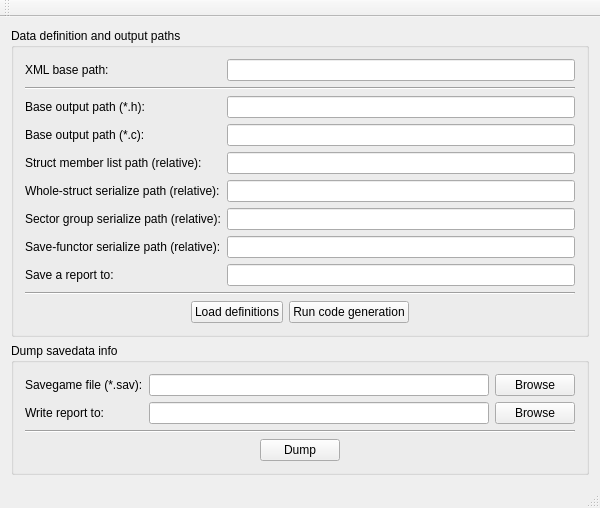
DavidJCobb/pokeemerald-savedata-codegen, file codegen-main/codegen-gui/CodegenMainWindow.ui: the form before one commit.
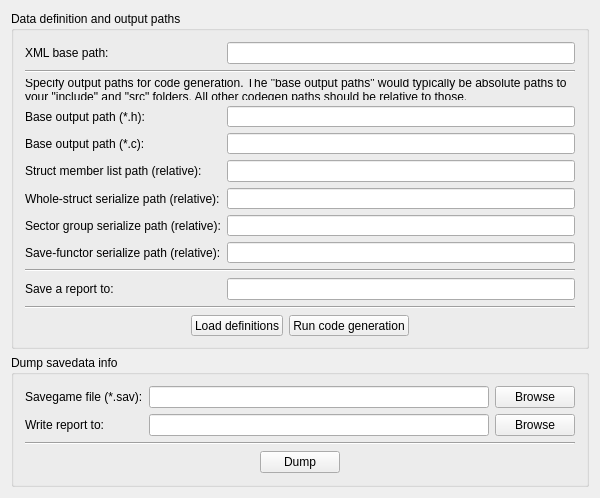
The form after the commit.

Diff of the .ui file:
```diff
--- a/codegen-main/codegen-gui/CodegenMainWindow.ui
+++ b/codegen-main/codegen-gui/CodegenMainWindow.ui
@@ -7,7 +7,7 @@
     <x>0</x>
     <y>0</y>
     <width>600</width>
-    <height>492</height>
+    <height>480</height>
    </rect>
   </property>
   <property name="windowTitle">
@@ -21,28 +21,38 @@
        <string>Data definition and output paths</string>
       </property>
       <layout class="QGridLayout" name="gridLayout">
-       <item row="3" column="0">
+       <item row="2" column="0" colspan="2">
+        <widget class="QLabel" name="label_11">
+         <property name="text">
+          <string>Specify output paths for code generation. The &quot;base output paths&quot; would typically be absolute paths to your &quot;include&quot; and &quot;src&quot; folders. All other codegen paths should be relative to those.</string>
+         </property>
+         <property name="wordWrap">
+          <bool>true</bool>
+         </property>
+        </widget>
+       </item>
+       <item row="4" column="0">
         <widget class="QLabel" name="label_3">
          <property name="text">
           <string>Base output path (*.c):</string>
          </property>
         </widget>
        </item>
-       <item row="5" column="0">
+       <item row="6" column="0">
         <widget class="QLabel" name="label_5">
          <property name="text">
           <string>Whole-struct serialize path (relative):</string>
          </property>
         </widget>
        </item>
-       <item row="8" column="0">
+       <item row="10" column="0">
         <widget class="QLabel" name="label_9">
          <property name="text">
           <string>Save a report to:</string>
          </property>
         </widget>
        </item>
-       <item row="10" column="0" colspan="2">
+       <item row="12" column="0" colspan="2">
         <layout class="QHBoxLayout" name="horizontalLayout">
          <item>
           <spacer name="horizontalSpacer">
@@ -86,7 +96,7 @@
          </item>
         </layout>
        </item>
-       <item row="11" column="0" colspan="2">
+       <item row="13" column="0" colspan="2">
         <spacer name="verticalSpacer">
          <property name="orientation">
           <enum>Qt::Vertical</enum>
@@ -99,26 +109,29 @@
          </property>
         </spacer>
        </item>
-       <item row="2" column="1">
+       <item row="3" column="1">
         <widget class="QLineEdit" name="pathOutputH"/>
        </item>
-       <item row="4" column="1">
+       <item row="5" column="1">
         <widget class="QLineEdit" name="pathOutputRelStructMembers"/>
        </item>
-       <item row="6" column="0">
+       <item row="7" column="0">
         <widget class="QLabel" name="label_6">
          <property name="text">
           <string>Sector group serialize path (relative):</string>
          </property>
         </widget>
        </item>
-       <item row="5" column="1">
+       <item row="6" column="1">
         <widget class="QLineEdit" name="pathOutputRelStructSerialize"/>
        </item>
-       <item row="8" column="1">
+       <item row="10" column="1">
         <widget class="QLineEdit" name="codegenReportPath"/>
        </item>
-       <item row="3" column="1">
+       <item row="8" column="1">
+        <widget class="QLineEdit" name="pathOutputRelSaveFunctors"/>
+       </item>
+       <item row="4" column="1">
         <widget class="QLineEdit" name="pathOutputC"/>
        </item>
        <item row="0" column="1">
@@ -131,17 +144,17 @@
          </property>
         </widget>
        </item>
-       <item row="2" column="0">
+       <item row="3" column="0">
         <widget class="QLabel" name="label_2">
          <property name="text">
           <string>Base output path (*.h):</string>
          </property>
         </widget>
        </item>
-       <item row="6" column="1">
+       <item row="7" column="1">
         <widget class="QLineEdit" name="pathOutputRelSectorSerialize"/>
        </item>
-       <item row="9" column="0" colspan="2">
+       <item row="11" column="0" colspan="2">
         <widget class="Line" name="line_2">
          <property name="orientation">
           <enum>Qt::Horizontal</enum>
@@ -155,22 +168,26 @@
          </property>
         </widget>
        </item>
-       <item row="4" column="0">
+       <item row="5" column="0">
         <widget class="QLabel" name="label_4">
          <property name="text">
           <string>Struct member list path (relative):</string>
          </property>
         </widget>
        </item>
-       <item row="7" column="0">
+       <item row="8" column="0">
         <widget class="QLabel" name="label_10">
          <property name="text">
           <string>Save-functor serialize path (relative):</string>
          </property>
         </widget>
        </item>
-       <item row="7" column="1">
-        <widget class="QLineEdit" name="pathOutputRelSaveFunctors"/>
+       <item row="9" column="0" colspan="2">
+        <widget class="Line" name="line_4">
+         <property name="orientation">
+          <enum>Qt::Horizontal</enum>
+         </property>
+        </widget>
        </item>
       </layout>
      </widget>
@@ -264,25 +281,6 @@
     </item>
    </layout>
   </widget>
-  <widget class="QMenuBar" name="menuBar">
-   <property name="geometry">
-    <rect>
-     <x>0</x>
-     <y>0</y>
-     <width>600</width>
-     <height>21</height>
-    </rect>
-   </property>
-  </widget>
-  <widget class="QToolBar" name="mainToolBar">
-   <attribute name="toolBarArea">
-    <enum>TopToolBarArea</enum>
-   </attribute>
-   <attribute name="toolBarBreak">
-    <bool>false</bool>
-   </attribute>
-  </widget>
-  <widget class="QStatusBar" name="statusBar"/>
  </widget>
  <layoutdefault spacing="6" margin="11"/>
  <resources>
```
